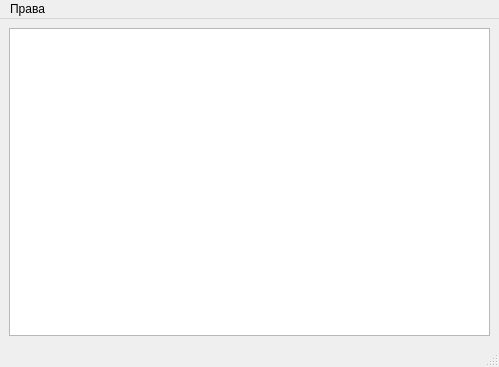
Before: the Qt Designer form toAdmin/rights.ui in Veala/toAdmin, drawn with Qt 5.
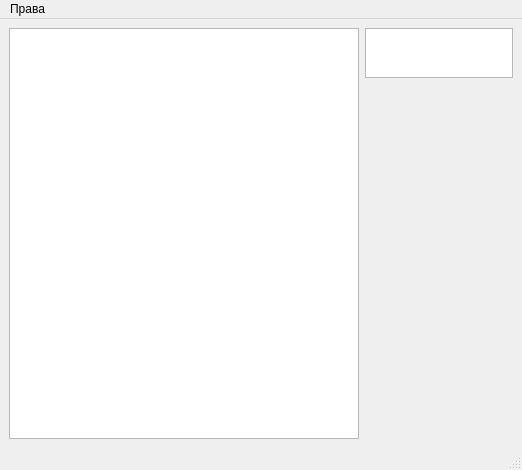
After: the same form once the commit is applied.

What changed in the file:
```diff
--- a/toAdmin/rights.ui
+++ b/toAdmin/rights.ui
@@ -9,8 +9,8 @@
    <rect>
     <x>0</x>
     <y>0</y>
-    <width>499</width>
-    <height>367</height>
+    <width>522</width>
+    <height>470</height>
    </rect>
   </property>
   <property name="windowTitle">
@@ -18,8 +18,63 @@
   </property>
   <widget class="QWidget" name="centralwidget">
    <layout class="QGridLayout" name="gridLayout">
-    <item row="0" column="0">
-     <widget class="QTableView" name="tableView"/>
+    <item row="1" column="1">
+     <spacer name="verticalSpacer">
+      <property name="orientation">
+       <enum>Qt::Vertical</enum>
+      </property>
+      <property name="sizeHint" stdset="0">
+       <size>
+        <width>20</width>
+        <height>402</height>
+       </size>
+      </property>
+     </spacer>
+    </item>
+    <item row="0" column="0" rowspan="2">
+     <widget class="QTableView" name="tableView">
+      <property name="sizePolicy">
+       <sizepolicy hsizetype="Expanding" vsizetype="Expanding">
+        <horstretch>0</horstretch>
+        <verstretch>0</verstretch>
+       </sizepolicy>
+      </property>
+      <property name="minimumSize">
+       <size>
+        <width>350</width>
+        <height>0</height>
+       </size>
+      </property>
+     </widget>
+    </item>
+    <item row="0" column="2">
+     <spacer name="horizontalSpacer">
+      <property name="orientation">
+       <enum>Qt::Horizontal</enum>
+      </property>
+      <property name="sizeHint" stdset="0">
+       <size>
+        <width>99</width>
+        <height>20</height>
+       </size>
+      </property>
+     </spacer>
+    </item>
+    <item row="0" column="1">
+     <widget class="QTableView" name="tableView_lp">
+      <property name="minimumSize">
+       <size>
+        <width>0</width>
+        <height>50</height>
+       </size>
+      </property>
+      <property name="maximumSize">
+       <size>
+        <width>16777215</width>
+        <height>70</height>
+       </size>
+      </property>
+     </widget>
     </item>
    </layout>
   </widget>
@@ -28,7 +83,7 @@
     <rect>
      <x>0</x>
      <y>0</y>
-     <width>499</width>
+     <width>522</width>
      <height>21</height>
     </rect>
    </property>
```
